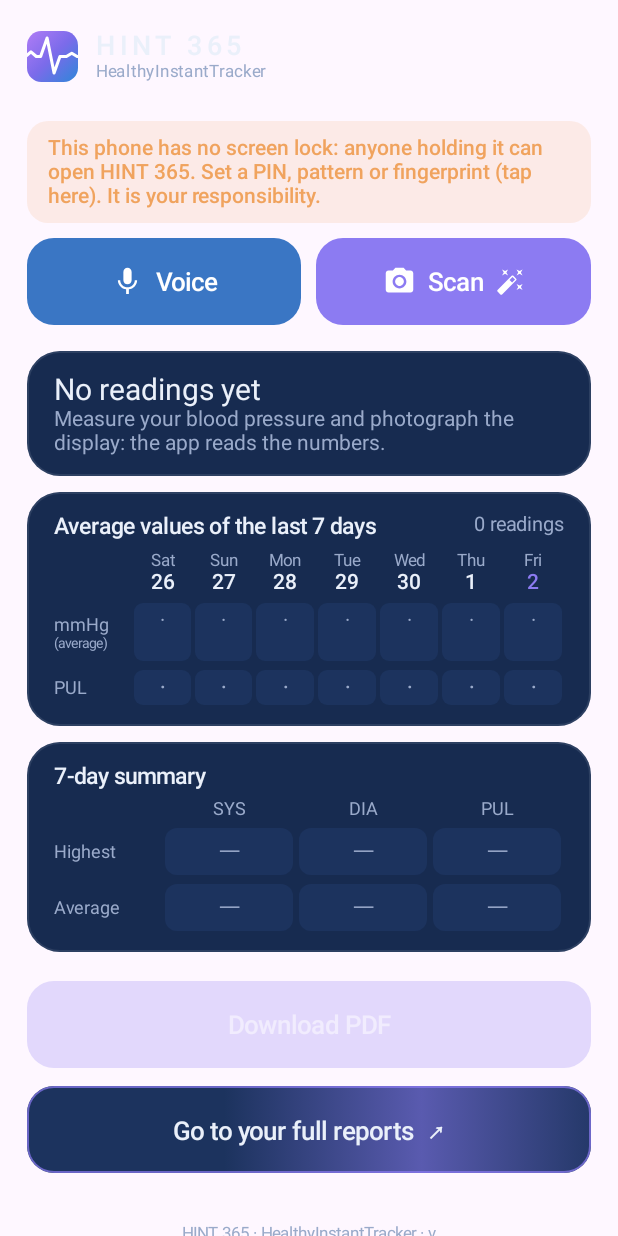
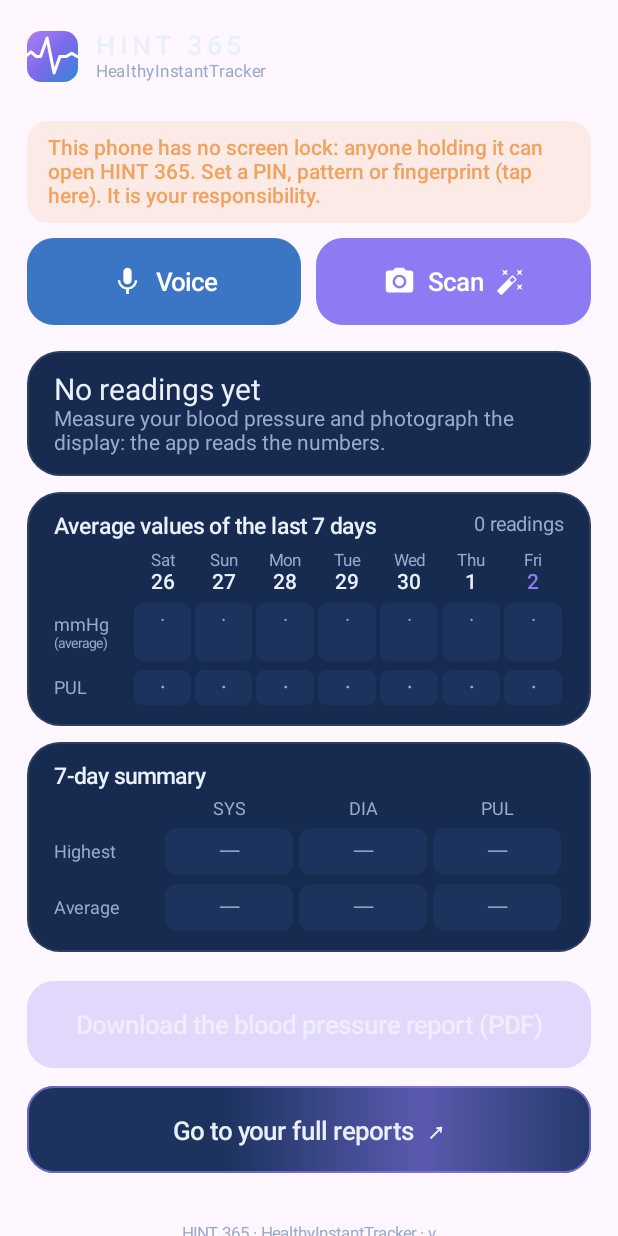
Before and after one commit to comevava76-web/personalhealthy, an Android app built with Jetpack Compose: the composable HomeScreen called with empty values, after a tap on "Not now", on a phone screen of 412 x 824 dp. Run offline under Robolectric (Android 15) with nearby library versions, the phone set to English and light mode, and no system bars; libraries missing offline, so code that uses them is left out: com.journeyapps.barcodescanner; pictures from the network do not load.

Commit message:
Pressione: «Scarica il report della pressione (PDF)» (distinto dalle condizioni d'uso)
Co-Authored-By: Claude Opus 5.5 <noreply@anthropic.com>
Claude-Session: https://claude.ai/code/session_01HVZvBazZhZm9RtUYMabxtB

```diff
--- a/android/app/src/main/res/values/strings.xml
+++ b/android/app/src/main/res/values/strings.xml
@@ -115,7 +115,7 @@
     <string name="max_dia">Highest DIA</string>
     <string name="lowest">Lowest value</string>
     <string name="report_not_yet">The %1$d-day report can be sent in %2$d day(s). Meanwhile, here is a preview.</string>
-    <string name="send_pdf">Download PDF</string>
+    <string name="send_pdf">Download the blood pressure report (PDF)</string>
     <string name="send_excel">Send Excel</string>
     <string name="file_failed">File could not be created: %s</string>
     <string name="share_title">Send report</string>
```
Also changed, not shown: 10 other files.
